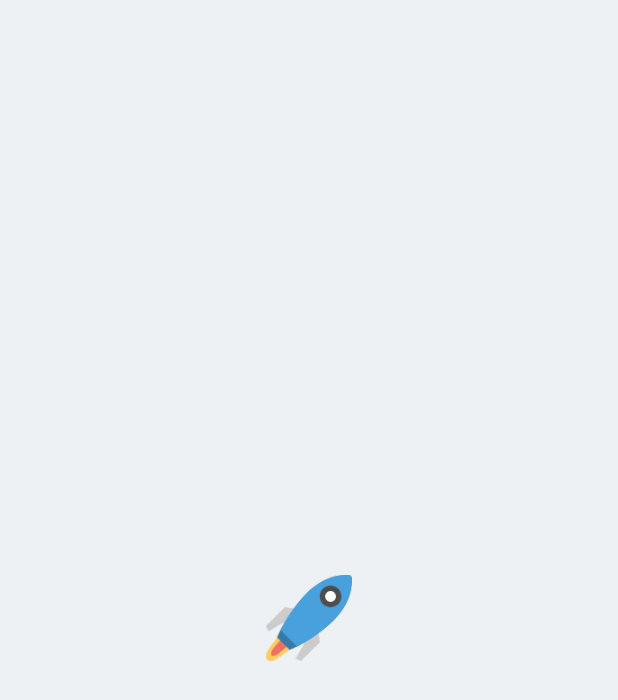
After one commit to fkocak2505/25e5958b37189740927df99f8c7076fd, an Android app built with Jetpack Compose: the composable NavigationController shown on its own in the app's theme, on a phone screen of 412 x 824 dp. The commit adds this screen. Shown: the top 700 px of the screen. Run offline under Robolectric (Android 15) with nearby library versions, the phone set to English and light mode, and no system bars.

Commit message:
Navigation Graph Added
Added navigation graph for compose

```diff
--- a/app/src/main/AndroidManifest.xml
+++ b/app/src/main/AndroidManifest.xml
@@ -3,6 +3,7 @@
     package="com.fkocak.spacedelivery">
 
     <application
+        android:name=".base.BaseApplication"
         android:allowBackup="true"
         android:icon="@mipmap/ic_launcher"
         android:label="@string/app_name"
--- /dev/null
+++ b/app/src/main/java/com/fkocak/NavigationController.kt
@@ -0,0 +1,39 @@
+package com.fkocak
+
+import androidx.compose.runtime.Composable
+import androidx.navigation.compose.NavHost
+import androidx.navigation.compose.composable
+import androidx.navigation.compose.rememberNavController
+import com.fkocak.spacedelivery.constant.ScreensNavigation.CREATE_SPACE_SHIP
+import com.fkocak.spacedelivery.constant.ScreensNavigation.SPLASH
+import com.fkocak.spacedelivery.views.spaceShip.CreateSpaceShipScreenView
+import com.fkocak.spacedelivery.views.splash.SplashScreenView
+
+@Composable
+fun NavigationController() {
+    val navController = rememberNavController()
+
+    NavHost(
+        navController = navController,
+        startDestination = SPLASH.routes
+    ) {
+
+        // Splash Compose
+        composable(SPLASH.routes) {
+            SplashScreenView {
+                navController.navigate(CREATE_SPACE_SHIP.routes) {
+                    popUpTo(SPLASH.routes) {
+                        inclusive = true
+                    }
+                }
+            }
+        }
+
+        // Navigation to Create Space Ship Screen
+        composable(CREATE_SPACE_SHIP.routes) {
+//                NavigationScreen()
+            CreateSpaceShipScreenView()
+        }
+
+    }
+}
--- /dev/null
+++ b/app/src/main/java/com/fkocak/spacedelivery/constant/ScreensNavigation.kt
@@ -0,0 +1,11 @@
+package com.fkocak.spacedelivery.constant
+
+import androidx.annotation.DrawableRes
+import com.fkocak.spacedelivery.R
+
+sealed class ScreensNavigation(val routes:String,val title:String = "",@DrawableRes val icon: Int = R.drawable.ic_space_logo) {
+
+    object SPLASH : ScreensNavigation("splash")
+    object CREATE_SPACE_SHIP : ScreensNavigation("create_space_ship")
+
+}
--- a/app/src/main/java/com/fkocak/spacedelivery/ui/theme/Color.kt
+++ b/app/src/main/java/com/fkocak/spacedelivery/ui/theme/Color.kt
@@ -6,3 +6,5 @@ val Purple200 = Color(0xFFBB86FC)
 val Purple500 = Color(0xFF6200EE)
 val Purple700 = Color(0xFF3700B3)
 val Teal200 = Color(0xFF03DAC5)
+
+val BACKGROUND_HALF_WHITE = Color(0xFFedf1f4)
--- /dev/null
+++ b/app/src/main/java/com/fkocak/spacedelivery/views/splash/SplashScreenView.kt
@@ -0,0 +1,64 @@
+package com.fkocak.spacedelivery.views.splash
+
+import android.view.animation.OvershootInterpolator
+import androidx.compose.animation.core.Animatable
+import androidx.compose.animation.core.tween
+import androidx.compose.foundation.Image
+import androidx.compose.foundation.background
+import androidx.compose.foundation.layout.Box
+import androidx.compose.foundation.layout.fillMaxHeight
+import androidx.compose.foundation.layout.fillMaxWidth
+import androidx.compose.runtime.Composable
+import androidx.compose.runtime.LaunchedEffect
+import androidx.compose.runtime.remember
+import androidx.compose.ui.Alignment
+import androidx.compose.ui.Modifier
+import androidx.compose.ui.draw.scale
+import androidx.compose.ui.res.painterResource
+import com.fkocak.spacedelivery.R
+import com.fkocak.spacedelivery.ui.theme.BACKGROUND_HALF_WHITE
+import kotlinx.coroutines.delay
+
+@Composable
+fun SplashScreenView(
+    onFinishSplashScreen: () -> Unit
+){
+
+    val img = painterResource(id = R.drawable.ic_space_logo)
+
+    val scale = remember {
+        Animatable(0f)
+    }
+
+    // AnimationEffect
+    LaunchedEffect(key1 = true) {
+        scale.animateTo(
+            targetValue = 0.9f,
+            animationSpec = tween(
+                durationMillis = 800,
+                easing = {
+                    OvershootInterpolator(8f).getInterpolation(it)
+                })
+        )
+        delay(2000L)
+        onFinishSplashScreen.invoke()
+    }
+
+    Box(
+        modifier = Modifier
+            .fillMaxHeight()
+            .fillMaxWidth()
+            .background(BACKGROUND_HALF_WHITE)
+    ) {
+
+        Image(
+            painter = img,
+            contentDescription = "",
+            modifier = Modifier
+                .align(Alignment.Center)
+                .scale(scale.value)
+        )
+
+    }
+
+}
--- /dev/null
+++ b/app/src/main/res/drawable/ic_space_logo.xml
@@ -0,0 +1,28 @@
+<vector xmlns:android="http://schemas.android.com/apk/res/android"
+    android:width="64.02dp"
+    android:height="64.013dp"
+    android:viewportWidth="64.02"
+    android:viewportHeight="64.013">
+  <path
+      android:pathData="M38,36.013l-6,6l-4,4v6l-6,10l4,2l14,-14L38,36.013zM28,26.013l-14,-2l-14,14l2,4l10,-6h6l4,-4L28,26.013z"
+      android:fillColor="#CCCCCC"
+      android:fillType="evenOdd"/>
+  <path
+      android:pathData="M10,44.013c-3.939,5.748 -9.974,12.835 -10,16c-0.021,2.403 1.576,4.021 4,4c3.217,-0.027 10.011,-6.031 16,-10L10,44.013z"
+      android:fillColor="#FFCC66"/>
+  <path
+      android:pathData="M16,42.013c-3.939,5.748 -12,12.835 -12,16c0,2.091 0.201,2 2,2c3.217,0 10.011,-8.031 16,-12L16,42.013z"
+      android:fillColor="#ED7161"/>
+  <path
+      android:pathData="M60,0.013c-6.286,0.389 -17.138,1.137 -30,14C20.539,23.474 12.239,37.231 8.348,46.36l9.367,9.367C26.793,51.874 40.459,43.553 50,34.013c12.779,-12.779 13.507,-23.669 14,-30C64.22,1.187 62.614,-0.149 60,0.013z"
+      android:fillColor="#387AA7"/>
+  <path
+      android:pathData="M60,0.013c-6.286,0.389 -17.138,1.137 -30,14c-7.724,7.723 -14.664,18.307 -19.078,26.905l12.235,12.235C31.703,48.751 42.222,41.791 50,34.013c12.779,-12.779 13.507,-23.669 14,-30C64.22,1.187 62.614,-0.149 60,0.013z"
+      android:fillColor="#48A0DC"/>
+  <path
+      android:pathData="M48,16.013m-8,0a8,8 0,1 1,16 0a8,8 0,1 1,-16 0"
+      android:fillColor="#4D4D4D"/>
+  <path
+      android:pathData="M48,16.013m-4,0a4,4 0,1 1,8 0a4,4 0,1 1,-8 0"
+      android:fillColor="#FFFFFF"/>
+</vector>
```
Also changed, not shown: app/src/main/java/com/fkocak/spacedelivery/MainActivity.kt (+15 -27 lines), app/src/main/java/com/fkocak/spacedelivery/base/BaseApplication.kt (added, +17 -0 lines), app/src/main/java/com/fkocak/spacedelivery/base/BaseComponentActivity.kt (added, +44 -0 lines), app/src/main/java/com/fkocak/spacedelivery/views/spaceShip/CreateSpaceShipScreenView.kt (added, +9 -0 lines).
